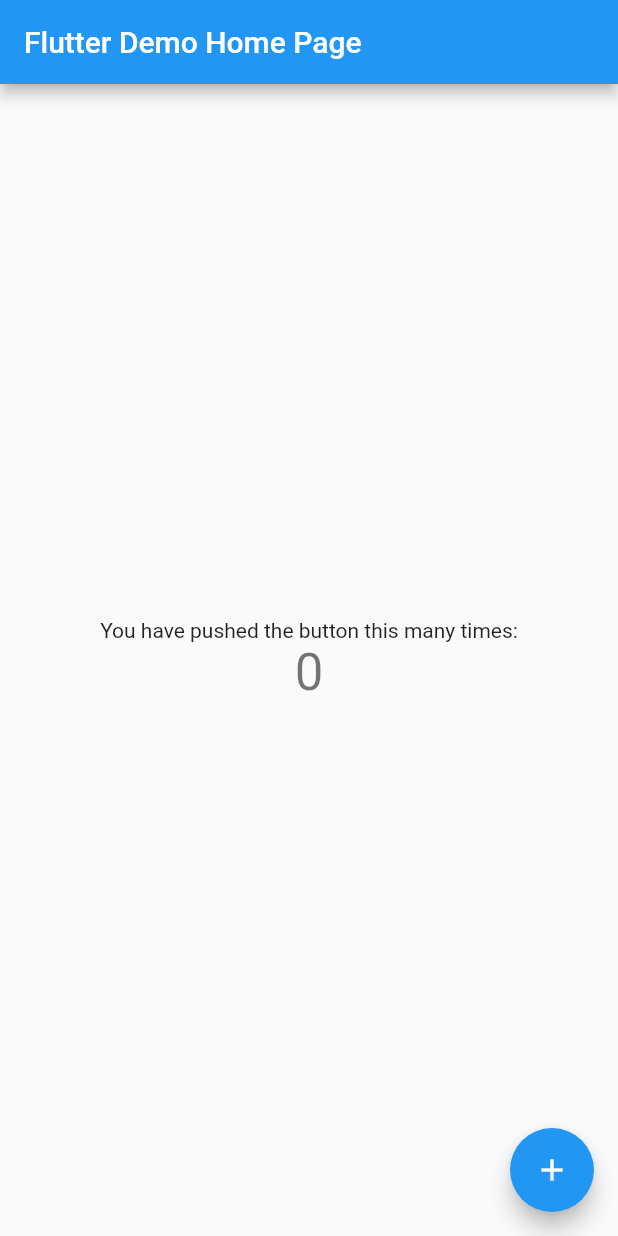
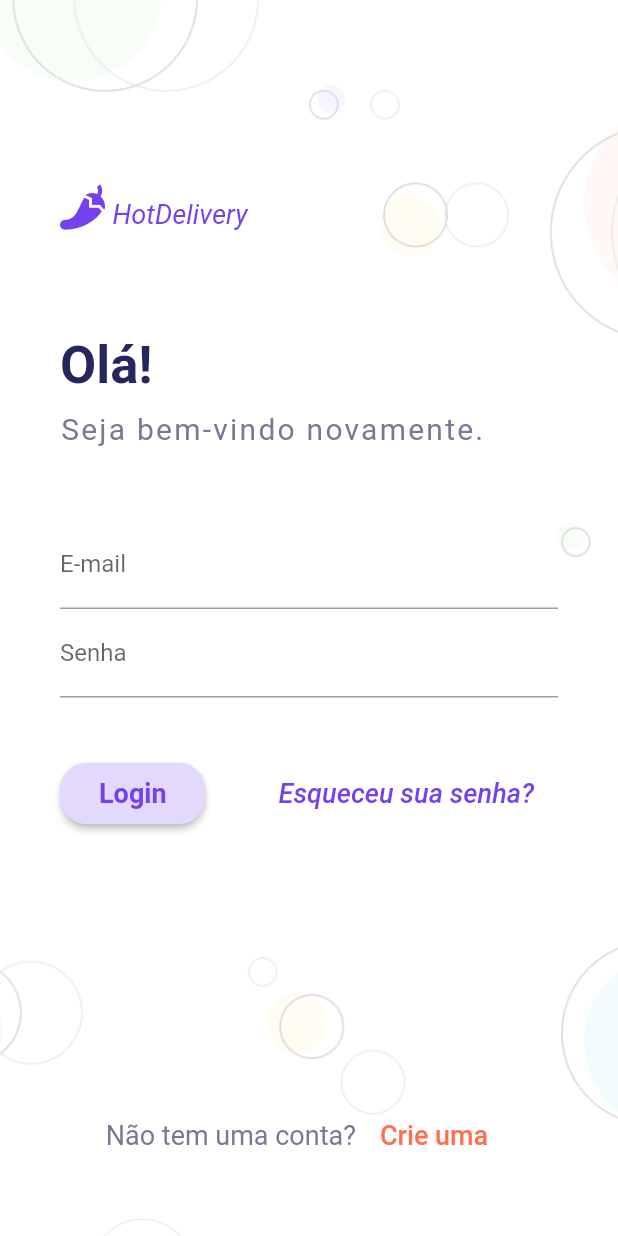
Before and after one commit to leonidasyopan/flutter-delivery-app, a Flutter app: the screen it shows after launch, on a phone screen of 412 x 824 dp. Run offline on Flutter 3.47's test engine with Material 2 defaults, Android fonts, the phone set to English and light mode, and no system bars; our stand-ins replace font_awesome_flutter, get, google_fonts; Roboto replaces fonts that are missing (Cantarell).

Commit message:
Completed login page layout

```diff
--- /dev/null
+++ b/lib/login.dart
@@ -0,0 +1,137 @@
+import 'package:flutter/material.dart';
+import 'package:font_awesome_flutter/font_awesome_flutter.dart';
+
+class LoginPage extends StatelessWidget {
+  @override
+  Widget build(BuildContext context) {
+    return Scaffold(
+      resizeToAvoidBottomPadding: false,
+      backgroundColor: Colors.white,
+      body: Container(
+        decoration: BoxDecoration(
+          image: DecorationImage(
+            image: AssetImage("assets/img/background/login.png"),
+            fit: BoxFit.cover,
+          ),
+        ),
+        child: Padding(
+          padding: EdgeInsets.fromLTRB(40.0, 10.0, 40.0, 10.0),
+          child: Column(
+            mainAxisAlignment: MainAxisAlignment.center,
+            crossAxisAlignment: CrossAxisAlignment.start,
+            children: [
+              SizedBox(height: 80.0,),
+              Row(
+                crossAxisAlignment: CrossAxisAlignment.end,
+                children: [
+                  Icon(
+                    FontAwesomeIcons.pepperHot,
+                    color: Color(0xFF7540EE),
+                    size: 30.0,
+                  ),
+                  SizedBox(width: 5.0),
+                  Text(
+                    'HotDelivery',
+                    style: TextStyle(
+                      color: Color(0xFF7540EE),
+                      fontSize: 18.0,
+                      fontStyle: FontStyle.italic,
+                    ),
+                  ),
+                ],
+              ),
+              SizedBox(height: 70,),
+              Text(
+                'Olá!',
+                style: TextStyle(
+                  color: Color(0xFF25265E),
+                  fontSize: 35.0,
+                  fontWeight: FontWeight.bold,
+                ),
+              ),
+              SizedBox(height: 10,),
+              Text(
+                'Seja bem-vindo novamente.',
+                style: TextStyle(
+                  color: Color(0xFF787993),
+                  fontSize: 20.0,
+                  letterSpacing: 1.5,
+                ),
+              ),
+              SizedBox(height: 50,),
+              TextField(
+                decoration: InputDecoration(
+                  labelText: 'E-mail',
+                ),
+              ),
+              TextField(
+                obscureText: true,
+                decoration: InputDecoration(
+                  labelText: 'Senha',
+                ),
+              ),
+              SizedBox(height: 40,),
+              Row(
+                mainAxisAlignment: MainAxisAlignment.spaceBetween,
+                children: [
+                  RaisedButton(
+                    shape: RoundedRectangleBorder(
+                      borderRadius: BorderRadius.circular(18.0),
+                    ),
+                    onPressed: () {},
+                    color: Color(0xFFE3D9FC),
+                    textColor: Color(0xFF7540EE),
+                    child: Padding(
+                      padding: EdgeInsets.symmetric(horizontal: 10.0, vertical: 10.0),
+                        child: Text(
+                        'Login',
+                        style: TextStyle(
+                          fontSize: 18,
+                          fontWeight: FontWeight.bold,
+                        ),
+                      ),
+                    ),
+                  ),
+                  FlatButton(
+                    onPressed: null,
+                    child: Text(
+                      'Esqueceu sua senha?',
+                      style: TextStyle(
+                        color: Color(0xFF7540EE),
+                        fontSize: 18.0,
+                        fontStyle: FontStyle.italic,
+                      ),
+                    ),
+                  )
+                ],
+              ),
+              SizedBox(height: 180),
+              Row(
+                mainAxisAlignment: MainAxisAlignment.center,
+                children: [
+                  Text(
+                    'Não tem uma conta?',
+                    style: TextStyle(
+                      color: Color(0xFF787993),
+                      fontSize: 18.0,
+                    )
+                  ),
+                  FlatButton(
+                    onPressed: null,
+                    child: Text(
+                      'Crie uma',
+                      style: TextStyle(
+                        fontSize: 18.0,
+                        color: Color(0xFFFF7052),
+                      )
+                    ),
+                  )
+                ],
+              ),
+            ],
+          ),
+        ),
+      )
+    );
+  }
+}
--- a/lib/main.dart
+++ b/lib/main.dart
@@ -1,3 +1,5 @@
+import 'package:google_fonts/google_fonts.dart';
+import 'package:yopan_delivery/login.dart';
 import 'package:flutter/material.dart';
 import 'package:get/get.dart';
 
@@ -6,7 +8,6 @@ void main() {
 }
 
 class MyApp extends StatelessWidget {
-  // This widget is the root of your application.
   @override
   Widget build(BuildContext context) {
     return GetMaterialApp(
@@ -14,109 +15,14 @@ class MyApp extends StatelessWidget {
       enableLog: false,
       title: 'Flutter Demo',
       theme: ThemeData(
-        // This is the theme of your application.
         //
-        // Try running your application with "flutter run". You'll see the
-        // application has a blue toolbar. Then, without quitting the app, try
-        // changing the primarySwatch below to Colors.green and then invoke
-        // "hot reload" (press "r" in the console where you ran "flutter run",
-        // or simply save your changes to "hot reload" in a Flutter IDE).
-        // Notice that the counter didn't reset back to zero; the application
-        // is not restarted.
         primarySwatch: Colors.blue,
-        // This makes the visual density adapt to the platform that you run
-        // the app on. For desktop platforms, the controls will be smaller and
-        // closer together (more dense) than on mobile platforms.
         visualDensity: VisualDensity.adaptivePlatformDensity,
+        textTheme: GoogleFonts.cantarellTextTheme(
+          Theme.of(context).textTheme,
+        ),
       ),
-      home: MyHomePage(title: 'Flutter Demo Home Page'),
+      home: LoginPage(),
     );
   }
 }
-
-class MyHomePage extends StatefulWidget {
-  MyHomePage({Key key, this.title}) : super(key: key);
-
-  // This widget is the home page of your application. It is stateful, meaning
-  // that it has a State object (defined below) that contains fields that affect
-  // how it looks.
-
-  // This class is the configuration for the state. It holds the values (in this
-  // case the title) provided by the parent (in this case the App widget) and
-  // used by the build method of the State. Fields in a Widget subclass are
-  // always marked "final".
-
-  final String title;
-
-  @override
-  _MyHomePageState createState() => _MyHomePageState();
-}
-
-class _MyHomePageState extends State<MyHomePage> {
-  int _counter = 0;
-
-  void _incrementCounter() {
-    Get.snackbar('Hello World!', 'First snackbar with Flutter. Good Job!');
-
-    setState(() {
-      // This call to setState tells the Flutter framework that something has
-      // changed in this State, which causes it to rerun the build method below
-      // so that the display can reflect the updated values. If we changed
-      // _counter without calling setState(), then the build method would not be
-      // called again, and so nothing would appear to happen.
-      _counter++;
-    });
-  }
-
-  @override
-  Widget build(BuildContext context) {
-    // This method is rerun every time setState is called, for instance as done
-    // by the _incrementCounter method above.
-    //
-    // The Flutter framework has been optimized to make rerunning build methods
-    // fast, so that you can just rebuild anything that needs updating rather
-    // than having to individually change instances of widgets.
-    return Scaffold(
-      appBar: AppBar(
-        // Here we take the value from the MyHomePage object that was created by
-        // the App.build method, and use it to set our appbar title.
-        title: Text(widget.title),
-      ),
-      body: Center(
-        // Center is a layout widget. It takes a single child and positions it
-        // in the middle of the parent.
-        child: Column(
-          // Column is also a layout widget. It takes a list of children and
-          // arranges them vertically. By default, it sizes itself to fit its
-          // children horizontally, and tries to be as tall as its parent.
-          //
-          // Invoke "debug painting" (press "p" in the console, choose the
-          // "Toggle Debug Paint" action from the Flutter Inspector in Android
-          // Studio, or the "Toggle Debug Paint" command in Visual Studio Code)
-          // to see the wireframe for each widget.
-          //
-          // Column has various properties to control how it sizes itself and
-          // how it positions its children. Here we use mainAxisAlignment to
-          // center the children vertically; the main axis here is the vertical
-          // axis because Columns are vertical (the cross axis would be
-          // horizontal).
-          mainAxisAlignment: MainAxisAlignment.center,
-          children: <Widget>[
-            Text(
-              'You have pushed the button this many times:',
-            ),
-            Text(
-              '$_counter',
-              style: Theme.of(context).textTheme.headline4,
-            ),
-          ],
-        ),
-      ),
-      floatingActionButton: FloatingActionButton(
-        onPressed: _incrementCounter,
-        tooltip: 'Increment',
-        child: Icon(Icons.add),
-      ), // This trailing comma makes auto-formatting nicer for build methods.
-    );
-  }
-}
```
Also changed, not shown: pubspec.yaml (+6 -3 lines), assets/img/background/login.png (added), pubspec.lock.
